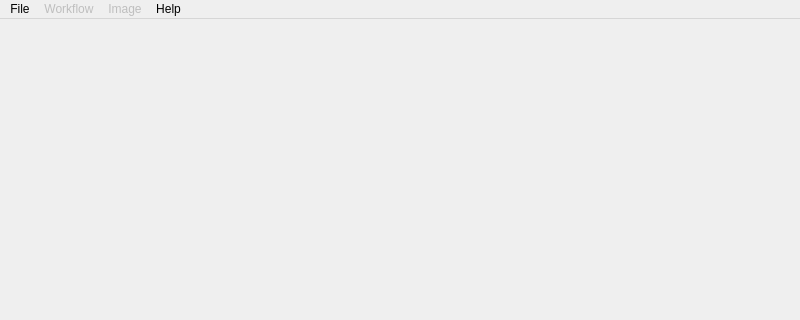
Above: mantidimaging/gui/ui/main_window.ui from mantidproject/mantidimaging before the change; both pictures show x 0 to 800 and y 0 to 320 of the 800 by 600 pixel window. Below: the same form after it.
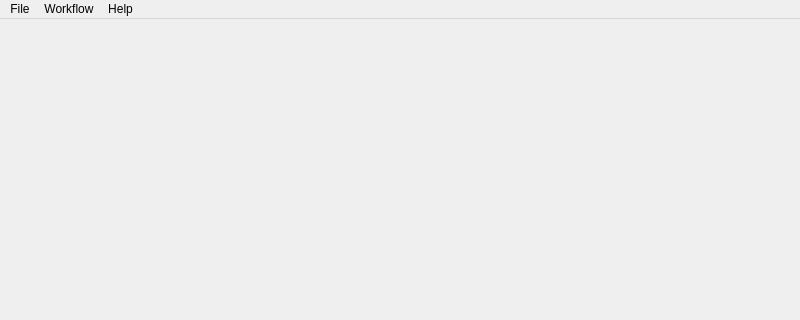
That is the form after the change. Icons and pictures are not drawn.

Commit message:
Revert "Re #676 Duplicate right click context actions in the Image Menu"
This reverts commit b6f6766fb1b660644d3e8d979d71767fcf8f8f39.

Patch:
```diff
--- a/mantidimaging/gui/ui/main_window.ui
+++ b/mantidimaging/gui/ui/main_window.ui
@@ -43,9 +43,6 @@
     <addaction name="actionExit"/>
    </widget>
    <widget class="QMenu" name="menuWorkflow">
-    <property name="enabled">
-     <bool>false</bool>
-    </property>
     <property name="title">
      <string>Workflow</string>
     </property>
@@ -61,17 +58,8 @@
     <addaction name="actionAbout"/>
     <addaction name="actionDebug_Me"/>
    </widget>
-   <widget class="QMenu" name="menuImage">
-    <property name="enabled">
-     <bool>false</bool>
-    </property>
-    <property name="title">
-     <string>Image</string>
-    </property>
-   </widget>
    <addaction name="menuFile"/>
    <addaction name="menuWorkflow"/>
-   <addaction name="menuImage"/>
    <addaction name="menuHelp"/>
   </widget>
   <action name="actionLoad">
```
Left out of the diff: 12 changed lines with no effect on the pictures. The commit also changes 4 other files.
